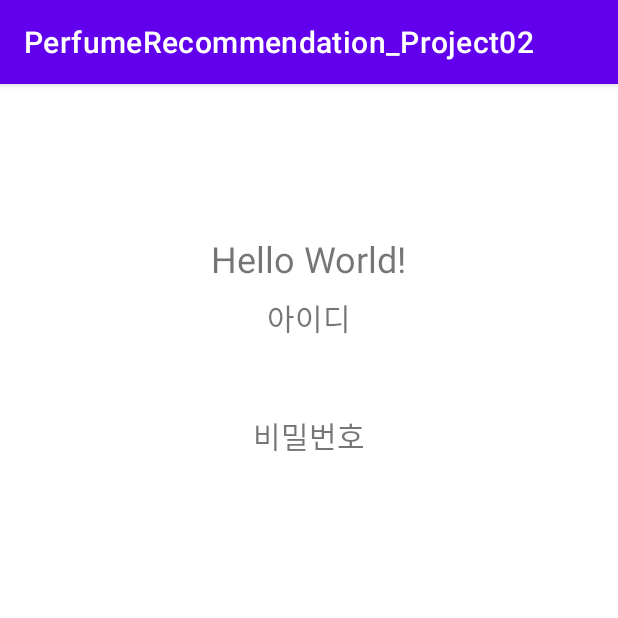
After one commit to snowball9820/perfume-recommendation-project02, an Android app: the IdPassViewActivity screen opened directly, with no data from a screen before it, on a phone screen of 412 x 824 dp, the top half of it. The commit adds this screen. Run offline under Robolectric (Android 15) with nearby library versions, the phone set to English and light mode, and no system bars; network calls fail.

Commit message:
Commit02_0509

```diff
--- /dev/null
+++ b/app/src/main/java/com/app/perfumerecommendation_project02/IdPassViewActivity.java
@@ -0,0 +1,30 @@
+package com.app.perfumerecommendation_project02;
+
+import android.content.Intent;
+import android.os.Bundle;
+import android.widget.TextView;
+
+import androidx.appcompat.app.AppCompatActivity;
+
+public class IdPassViewActivity extends AppCompatActivity {
+
+    private TextView tv_id, tv_pass;
+
+
+    @Override
+    protected void onCreate(Bundle savedInstanceState) {
+        super.onCreate(savedInstanceState);
+        setContentView(R.layout.activity_idpassview);
+
+        tv_id=findViewById(R.id.tv_id);
+        tv_pass=findViewById(R.id.tv_pass);
+
+        Intent intent=getIntent();
+        String userID=intent.getStringExtra("userID");
+        String userPass=intent.getStringExtra("userPass");
+
+        tv_id.setText(userID);
+        tv_pass.setText(userPass);
+    }
+
+}
--- a/app/src/main/java/com/app/perfumerecommendation_project02/LoginActivity.java
+++ b/app/src/main/java/com/app/perfumerecommendation_project02/LoginActivity.java
@@ -58,7 +58,7 @@ public class LoginActivity extends AppCompatActivity {
                                 String userPass=jsonObject.getString("userPassword");
 
                                 Toast.makeText(getApplicationContext(),"로그인에 성공하셨습니다.",Toast.LENGTH_SHORT).show();
-                                Intent intent = new Intent(LoginActivity.this,MainActivity.class);
+                                Intent intent = new Intent(LoginActivity.this, IdPassViewActivity.class);
                                 intent.putExtra("userID",userID);
                                 intent.putExtra("userPass",userPass);
                                 startActivity(intent);
--- /dev/null
+++ b/app/src/main/res/drawable/baseline_backspace_24.xml
@@ -0,0 +1,5 @@
+<vector android:autoMirrored="true" android:height="24dp"
+    android:tint="#A091FF" android:viewportHeight="24"
+    android:viewportWidth="24" android:width="24dp" xmlns:android="http://schemas.android.com/apk/res/android">
+    <path android:fillColor="@android:color/white" android:pathData="M22,3L7,3c-0.69,0 -1.23,0.35 -1.59,0.88L0,12l5.41,8.11c0.36,0.53 0.9,0.89 1.59,0.89h15c1.1,0 2,-0.9 2,-2L24,5c0,-1.1 -0.9,-2 -2,-2zM19,15.59L17.59,17 14,13.41 10.41,17 9,15.59 12.59,12 9,8.41 10.41,7 14,10.59 17.59,7 19,8.41 15.41,12 19,15.59z"/>
+</vector>
--- /dev/null
+++ b/app/src/main/res/drawable/baseline_home_24.xml
@@ -0,0 +1,5 @@
+<vector android:height="24dp" android:tint="#A091FF"
+    android:viewportHeight="24" android:viewportWidth="24"
+    android:width="24dp" xmlns:android="http://schemas.android.com/apk/res/android">
+    <path android:fillColor="@android:color/white" android:pathData="M10,20v-6h4v6h5v-8h3L12,3 2,12h3v8z"/>
+</vector>
--- /dev/null
+++ b/app/src/main/res/drawable/baseline_person_24.xml
@@ -0,0 +1,5 @@
+<vector android:height="24dp" android:tint="#A091FF"
+    android:viewportHeight="24" android:viewportWidth="24"
+    android:width="24dp" xmlns:android="http://schemas.android.com/apk/res/android">
+    <path android:fillColor="@android:color/white" android:pathData="M12,12c2.21,0 4,-1.79 4,-4s-1.79,-4 -4,-4 -4,1.79 -4,4 1.79,4 4,4zM12,14c-2.67,0 -8,1.34 -8,4v2h16v-2c0,-2.66 -5.33,-4 -8,-4z"/>
+</vector>
--- /dev/null
+++ b/app/src/main/res/drawable/baseline_search_24.xml
@@ -0,0 +1,5 @@
+<vector android:height="24dp" android:tint="#A091FF"
+    android:viewportHeight="24" android:viewportWidth="24"
+    android:width="24dp" xmlns:android="http://schemas.android.com/apk/res/android">
+    <path android:fillColor="@android:color/white" android:pathData="M15.5,14h-0.79l-0.28,-0.27C15.41,12.59 16,11.11 16,9.5 16,5.91 13.09,3 9.5,3S3,5.91 3,9.5 5.91,16 9.5,16c1.61,0 3.09,-0.59 4.23,-1.57l0.27,0.28v0.79l5,4.99L20.49,19l-4.99,-5zM9.5,14C7.01,14 5,11.99 5,9.5S7.01,5 9.5,5 14,7.01 14,9.5 11.99,14 9.5,14z"/>
+</vector>
--- /dev/null
+++ b/app/src/main/res/layout/activity_idpassview.xml
@@ -0,0 +1,73 @@
+<?xml version="1.0" encoding="utf-8"?>
+<androidx.constraintlayout.widget.ConstraintLayout xmlns:android="http://schemas.android.com/apk/res/android"
+    xmlns:app="http://schemas.android.com/apk/res-auto"
+    xmlns:tools="http://schemas.android.com/tools"
+    android:layout_width="match_parent"
+    android:layout_height="match_parent"
+    tools:context=".IdPassViewActivity">
+
+    <TextView
+        android:id="@+id/textView5"
+        android:layout_width="wrap_content"
+        android:layout_height="wrap_content"
+        android:layout_marginTop="100dp"
+        android:text="Hello World!"
+        android:textSize="24sp"
+        app:layout_constraintEnd_toEndOf="parent"
+        app:layout_constraintStart_toStartOf="parent"
+        app:layout_constraintTop_toTopOf="parent" />
+
+    <TextView
+        android:id="@+id/tv_pass"
+        android:layout_width="wrap_content"
+        android:layout_height="wrap_content"
+        android:layout_marginStart="8dp"
+        android:layout_marginTop="8dp"
+        android:layout_marginEnd="8dp"
+        android:text="TextView"
+        android:textSize="24sp"
+        app:layout_constraintEnd_toEndOf="parent"
+        app:layout_constraintStart_toStartOf="parent"
+        app:layout_constraintTop_toBottomOf="@+id/textView2" />
+
+    <TextView
+        android:id="@+id/textView2"
+        android:layout_width="wrap_content"
+        android:layout_height="wrap_content"
+        android:layout_marginStart="8dp"
+        android:layout_marginTop="8dp"
+        android:layout_marginEnd="8dp"
+        android:text="비밀번호"
+        android:textSize="20sp"
+        app:layout_constraintEnd_toEndOf="parent"
+        app:layout_constraintStart_toStartOf="parent"
+        app:layout_constraintTop_toBottomOf="@+id/tv_id" />
+
+    <TextView
+        android:id="@+id/tv_id"
+        android:layout_width="wrap_content"
+        android:layout_height="wrap_content"
+        android:layout_marginStart="8dp"
+        android:layout_marginTop="8dp"
+        android:layout_marginEnd="8dp"
+        android:text="TextView"
+        android:textSize="24sp"
+        app:layout_constraintEnd_toEndOf="parent"
+        app:layout_constraintHorizontal_bias="0.501"
+        app:layout_constraintStart_toStartOf="parent"
+        app:layout_constraintTop_toBottomOf="@+id/textView4" />
+
+    <TextView
+        android:id="@+id/textView4"
+        android:layout_width="wrap_content"
+        android:layout_height="wrap_content"
+        android:layout_marginStart="8dp"
+        android:layout_marginTop="8dp"
+        android:layout_marginEnd="8dp"
+        android:text="아이디"
+        android:textSize="20sp"
+        app:layout_constraintEnd_toEndOf="parent"
+        app:layout_constraintStart_toStartOf="parent"
+        app:layout_constraintTop_toBottomOf="@+id/textView5" />
+
+</androidx.constraintlayout.widget.ConstraintLayout>
```
Also changed, not shown: app/src/main/AndroidManifest.xml (+5 -7 lines), app/src/main/java/com/app/perfumerecommendation_project02/MainActivity.java (+2 -18 lines), app/src/main/res/layout/activity_main.xml (+0 -64 lines).
